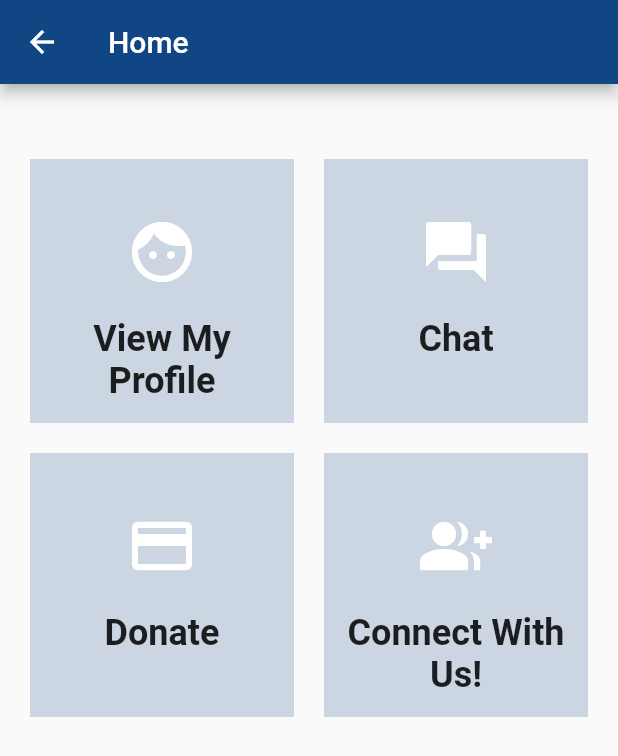
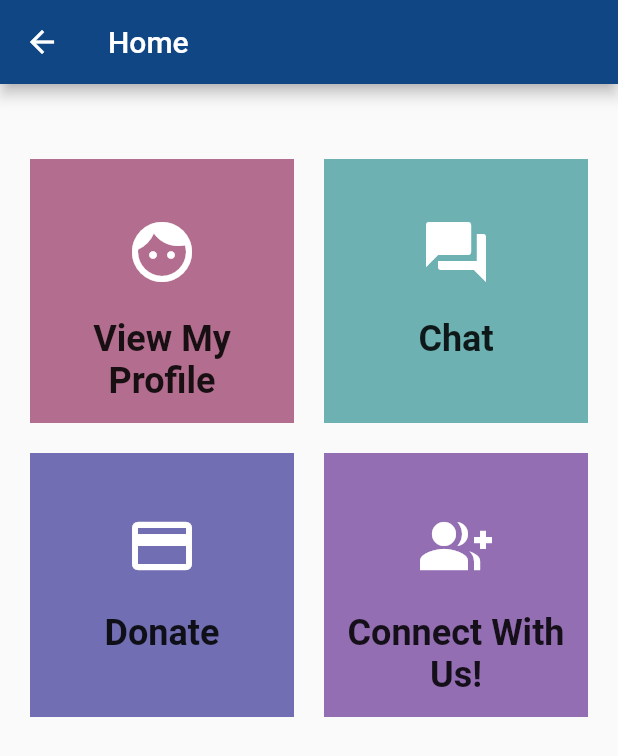
Before and after one commit to GideonsPromiseDev/GPMobileApp, a Flutter app: the HomePage screen opened directly, on a phone screen of 412 x 824 dp. Shown: the top 756 px of the screen. Run offline on Flutter 3.47's test engine with Material 2 defaults, Android fonts, the light colour scheme and no system bars; our stand-ins replace cloud_firestore, firebase_auth, firebase_core, font_awesome_flutter, introduction_screen; accounts and stored records are empty.

Commit message:
Added complementary colors to gp blue to app
Applied colors to page selector squares

```diff
--- a/gp_mobile/lib/pages/home/page_selector.dart
+++ b/gp_mobile/lib/pages/home/page_selector.dart
@@ -16,7 +16,7 @@ class PageSelector extends StatelessWidget {
       crossAxisCount: 2,
       children: <Widget>[
         Material(
-          color: GideonsPromiseColors.blue[100],
+          color: GideonsPromiseColorsComplementary.darkred[500],
           child: InkWell(
             onTap: () {
               print("Clicked view profile");
@@ -48,7 +48,7 @@ class PageSelector extends StatelessWidget {
           ),
         ),
         Material(
-          color: GideonsPromiseColors.blue[100],
+          color: GideonsPromiseColorsComplementary.teal[500],
           child: InkWell(
             onTap: () {
               print("Clicked chat");
@@ -80,7 +80,7 @@ class PageSelector extends StatelessWidget {
           ),
         ),
         Material(
-          color: GideonsPromiseColors.blue[100],
+          color: GideonsPromiseColorsComplementary.bluepurple[500],
           child: InkWell(
             onTap: () {
               print("Clicked donate");
@@ -112,7 +112,7 @@ class PageSelector extends StatelessWidget {
           ),
         ),
         Material(
-          color: GideonsPromiseColors.blue[100],
+          color: GideonsPromiseColorsComplementary.purple[500],
           child: InkWell(
             onTap: () {
               print("Clicked connect with us");
--- a/gp_mobile/lib/themes/gideons_promise_colors.dart
+++ b/gp_mobile/lib/themes/gideons_promise_colors.dart
@@ -31,3 +31,92 @@ class GideonsPromiseColors {
 
   static MaterialColor gray = MaterialColor(0xFF90949a, gpGrayColorCodes);
 }
+
+/**
+   * The colors in this are colors that "go well" with the default
+   * Gideon's Promise blue (Hex #114684). These colors came from the
+   * material design color tool
+   * https://material.io/design/color/the-color-system.html#tools-for-picking-colors
+   */
+class GideonsPromiseColorsComplementary {
+  static final Map<int, Color> brownColorCodes = {
+    50: const Color.fromRGBO(132, 78, 17, .1),
+    100: const Color.fromRGBO(132, 78, 17, .2),
+    200: const Color.fromRGBO(132, 78, 17, .3),
+    300: const Color.fromRGBO(132, 78, 17, .4),
+    400: const Color.fromRGBO(132, 78, 17, .5),
+    500: const Color.fromRGBO(132, 78, 17, .6),
+    600: const Color.fromRGBO(132, 78, 17, .7),
+    700: const Color.fromRGBO(132, 78, 17, .8),
+    800: const Color.fromRGBO(132, 78, 17, .9),
+    900: const Color.fromRGBO(132, 78, 17, 1),
+  };
+
+  static final Map<int, Color> tealColorCodes = {
+    50: const Color.fromRGBO(17, 128, 132, .1),
+    100: const Color.fromRGBO(17, 128, 132, .2),
+    200: const Color.fromRGBO(17, 128, 132, .3),
+    300: const Color.fromRGBO(17, 128, 132, .4),
+    400: const Color.fromRGBO(17, 128, 132, .5),
+    500: const Color.fromRGBO(17, 128, 132, .6),
+    600: const Color.fromRGBO(17, 128, 132, .7),
+    700: const Color.fromRGBO(17, 128, 132, .8),
+    800: const Color.fromRGBO(17, 128, 132, .9),
+    900: const Color.fromRGBO(17, 128, 132, 1),
+  };
+
+  static final Map<int, Color> bluepurpleColorCodes = {
+    50: const Color.fromRGBO(21, 17, 132, .1),
+    100: const Color.fromRGBO(21, 17, 132, .2),
+    200: const Color.fromRGBO(21, 17, 132, .3),
+    300: const Color.fromRGBO(21, 17, 132, .4),
+    400: const Color.fromRGBO(21, 17, 132, .5),
+    500: const Color.fromRGBO(21, 17, 132, .6),
+    600: const Color.fromRGBO(21, 17, 132, .7),
+    700: const Color.fromRGBO(21, 17, 132, .8),
+    800: const Color.fromRGBO(21, 17, 132, .9),
+    900: const Color.fromRGBO(21, 17, 132, 1),
+  };
+
+  static final Map<int, Color> purpleColorCodes = {
+    50: const Color.fromRGBO(78, 17, 132, .1),
+    100: const Color.fromRGBO(78, 17, 132, .2),
+    200: const Color.fromRGBO(78, 17, 132, .3),
+    300: const Color.fromRGBO(78, 17, 132, .4),
+    400: const Color.fromRGBO(78, 17, 132, .5),
+    500: const Color.fromRGBO(78, 17, 132, .6),
+    600: const Color.fromRGBO(78, 17, 132, .7),
+    700: const Color.fromRGBO(78, 17, 132, .8),
+    800: const Color.fromRGBO(78, 17, 132, .9),
+    900: const Color.fromRGBO(78, 17, 132, 1),
+  };
+
+  static final Map<int, Color> darkredColorCodes = {
+    50: const Color.fromRGBO(132, 17, 71, .1),
+    100: const Color.fromRGBO(132, 17, 71, .2),
+    200: const Color.fromRGBO(132, 17, 71, .3),
+    300: const Color.fromRGBO(132, 17, 71, .4),
+    400: const Color.fromRGBO(132, 17, 71, .5),
+    500: const Color.fromRGBO(132, 17, 71, .6),
+    600: const Color.fromRGBO(132, 17, 71, .7),
+    700: const Color.fromRGBO(132, 17, 71, .8),
+    800: const Color.fromRGBO(132, 17, 71, .9),
+    900: const Color.fromRGBO(132, 17, 71, 1),
+  };
+
+  // Complementary color to GP blue
+  static MaterialColor brown = MaterialColor(0xFF844e11, brownColorCodes);
+
+  // Analogous color to GP blue
+  static MaterialColor teal = MaterialColor(0xFF118084, tealColorCodes);
+
+  // Analogous color to GP blue
+  static MaterialColor bluepurple =
+      MaterialColor(0xFF151184, bluepurpleColorCodes);
+
+  // Triadic color to GP blue
+  static MaterialColor purple = MaterialColor(0xFF4e1184, purpleColorCodes);
+
+  // Triadic color to GP blue
+  static MaterialColor darkred = MaterialColor(0xFF841147, darkredColorCodes);
+}
```
